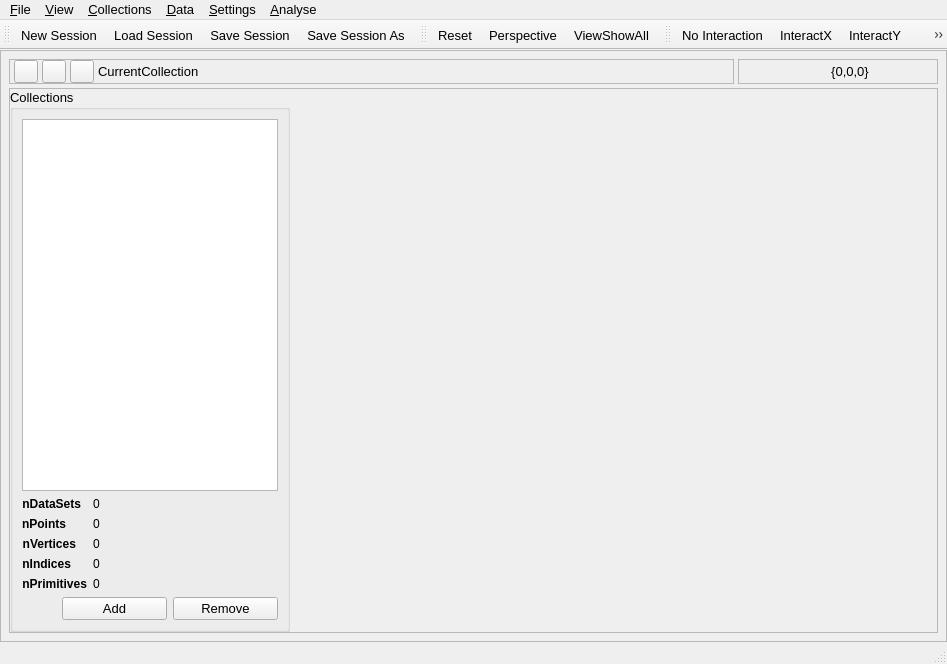
Qt form src/gui/uchroma.ui (trisyoungs/uchroma) before a commit.
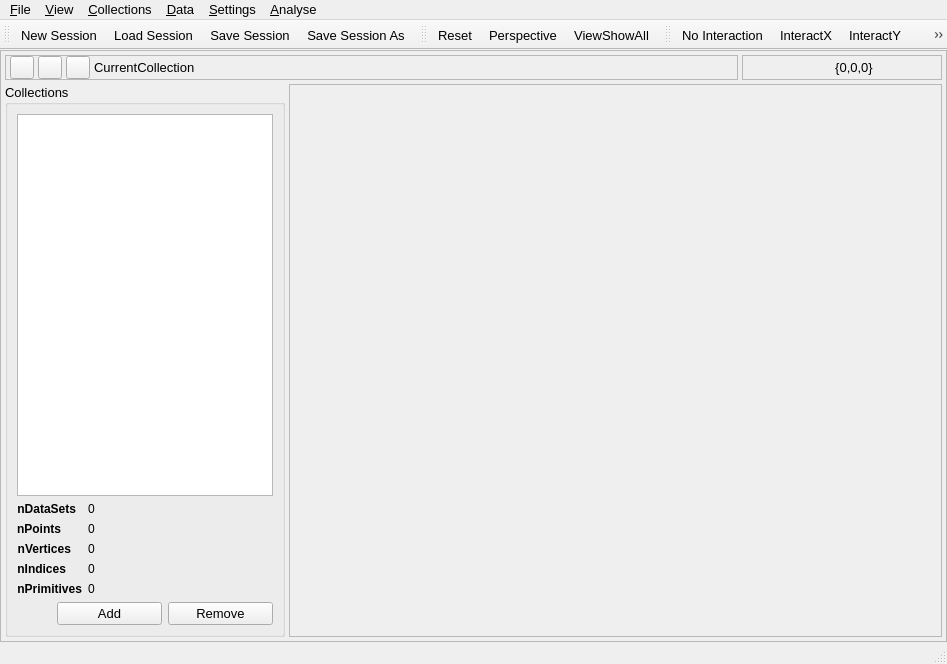
The same form after that commit. Icons and pictures are not drawn. Custom widgets are drawn as their Qt base class.

The edit to the form file:
```diff
--- a/src/gui/uchroma.ui
+++ b/src/gui/uchroma.ui
@@ -38,15 +38,6 @@
       <property name="frameShadow">
        <enum>QFrame::Raised</enum>
       </property>
-      <layout class="QHBoxLayout" name="horizontalLayout_3">
-       <property name="spacing">
-        <number>4</number>
-       </property>
-       <property name="margin">
-        <number>4</number>
-       </property>
-       <item>
-        <widget class="QWidget" name="RightWidgetsWidget" native="true">
          <layout class="QVBoxLayout" name="verticalLayout_3">
           <property name="spacing">
            <number>4</number>
@@ -107,6 +98,9 @@
                    <height>20</height>
                   </size>
                  </property>
+              <property name="checkable">
+               <bool>true</bool>
+              </property>
                 </widget>
                </item>
                <item>
@@ -242,31 +236,9 @@
            </layout>
           </item>
           <item>
-           <widget class="QFrame" name="MainViewFrame">
-            <property name="sizePolicy">
-             <sizepolicy hsizetype="Expanding" vsizetype="Expanding">
-              <horstretch>0</horstretch>
-              <verstretch>0</verstretch>
-             </sizepolicy>
-            </property>
-            <property name="minimumSize">
-             <size>
-              <width>300</width>
-              <height>300</height>
-             </size>
-            </property>
-            <property name="frameShape">
-             <enum>QFrame::StyledPanel</enum>
-            </property>
-            <property name="frameShadow">
-             <enum>QFrame::Sunken</enum>
-            </property>
-            <layout class="QHBoxLayout" name="horizontalLayout">
+        <layout class="QHBoxLayout" name="horizontalLayout_6">
              <property name="spacing">
-              <number>0</number>
-             </property>
-             <property name="margin">
-              <number>0</number>
+          <number>4</number>
              </property>
              <item>
               <widget class="QWidget" name="LeftWidgetsWidget" native="true">
@@ -616,6 +588,33 @@
               </widget>
              </item>
              <item>
+          <widget class="QFrame" name="MainViewFrame">
+           <property name="sizePolicy">
+            <sizepolicy hsizetype="Expanding" vsizetype="Expanding">
+             <horstretch>0</horstretch>
+             <verstretch>0</verstretch>
+            </sizepolicy>
+           </property>
+           <property name="minimumSize">
+            <size>
+             <width>300</width>
+             <height>300</height>
+            </size>
+           </property>
+           <property name="frameShape">
+            <enum>QFrame::StyledPanel</enum>
+           </property>
+           <property name="frameShadow">
+            <enum>QFrame::Sunken</enum>
+           </property>
+           <layout class="QHBoxLayout" name="horizontalLayout">
+            <property name="spacing">
+             <number>0</number>
+            </property>
+            <property name="margin">
+             <number>0</number>
+            </property>
+            <item>
               <widget class="Viewer" name="MainView" native="true">
                <property name="sizePolicy">
                 <sizepolicy hsizetype="Expanding" vsizetype="Expanding">
@@ -635,7 +634,6 @@
            </widget>
           </item>
          </layout>
-        </widget>
        </item>
       </layout>
      </widget>
```
Left out of the diff: 60 changed lines with no effect on the pictures. Lines whose indentation alone changed are shown as unchanged.
